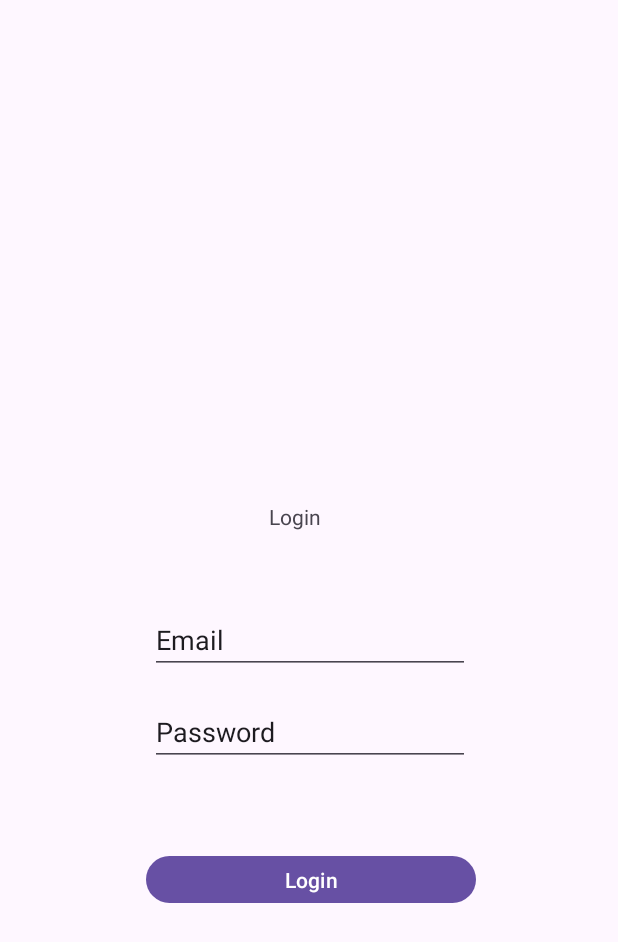
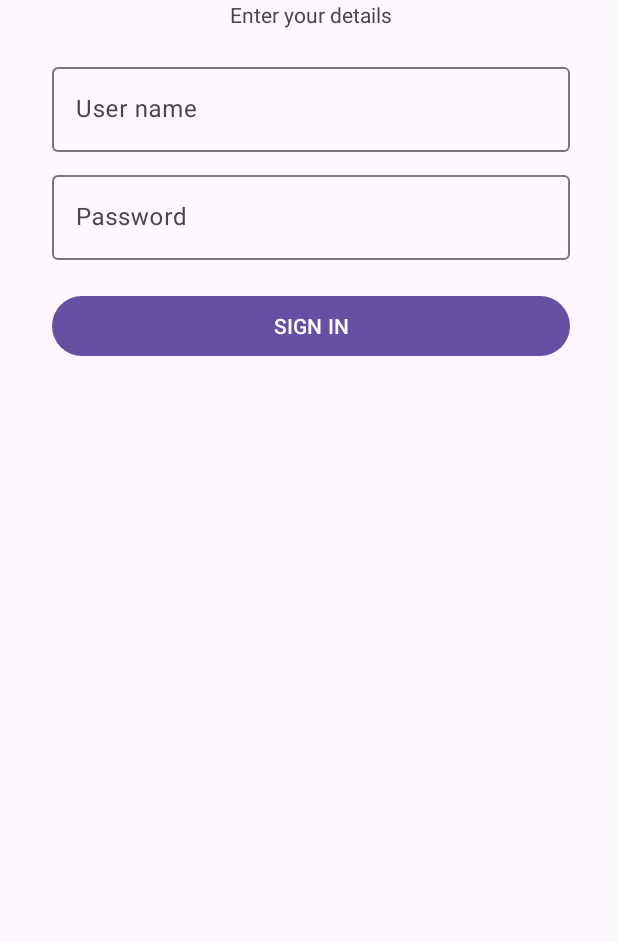
Before and after one commit to Hasitha-Su/Nihon-Ninja, an Android app: the screen it shows after launch (MainActivity), after a tap on "I ALREADY HAVE AN ACCOUNT", on a phone screen of 412 x 824 dp. Shown: the top 942 px of the screen. Run offline under Robolectric (Android 15) with nearby library versions, the phone set to English and light mode, and no system bars; our stand-ins replace Dagger/Hilt's generated code, Room's generated code; network calls fail; 1 statement that could not run was skipped.

Commit message:
Update user login UI styling

```diff
--- a/app/src/main/res/layout/fragment_login.xml
+++ b/app/src/main/res/layout/fragment_login.xml
@@ -11,44 +11,61 @@
         android:id="@+id/textView2"
         android:layout_width="wrap_content"
         android:layout_height="wrap_content"
-        android:layout_marginStart="79dp"
-        android:layout_marginBottom="111dp"
-        android:text="Login"
-        app:layout_constraintBottom_toTopOf="@+id/editTextText2"
-        app:layout_constraintStart_toStartOf="@+id/editTextText" />
+        android:text="Enter your details"
+        app:layout_constraintEnd_toEndOf="parent"
+        app:layout_constraintStart_toStartOf="parent"
+        app:layout_constraintTop_toTopOf="parent"
+        app:layout_constraintVertical_bias="0.1" />
 
     <Button
         android:id="@+id/button2"
-        android:layout_width="220dp"
-        android:layout_height="39dp"
-        android:layout_marginBottom="123dp"
-        android:text="Login"
+        android:layout_width="0dp"
+        android:layout_height="wrap_content"
+        android:layout_marginStart="32dp"
+        android:layout_marginTop="20dp"
+        android:layout_marginEnd="32dp"
+        android:text="SIGN IN"
         app:layout_constraintBottom_toBottomOf="parent"
         app:layout_constraintEnd_toEndOf="parent"
-        app:layout_constraintStart_toStartOf="parent" />
+        app:layout_constraintHorizontal_bias="0.0"
+        app:layout_constraintStart_toStartOf="parent"
+        app:layout_constraintTop_toBottomOf="@+id/textInputLayout5"
+        app:layout_constraintVertical_bias="0.0" />
 
-    <EditText
-        android:id="@+id/editTextText"
-        android:layout_width="wrap_content"
+    <com.google.android.material.textfield.TextInputLayout
+        android:id="@+id/textInputLayout6"
+        android:layout_width="0dp"
         android:layout_height="wrap_content"
-        android:ems="10"
-        android:inputType="text"
-        android:text="Email"
-        app:layout_constraintBottom_toTopOf="@+id/editTextText2"
+        android:layout_marginStart="32dp"
+        android:layout_marginEnd="32dp"
+        android:layout_marginTop="20dp"
         app:layout_constraintEnd_toEndOf="parent"
-        app:layout_constraintHorizontal_bias="0.497"
         app:layout_constraintStart_toStartOf="parent"
-        app:layout_constraintTop_toBottomOf="@+id/textView2"
-        app:layout_constraintVertical_bias="0.757" />
+        app:layout_constraintTop_toBottomOf="@+id/textView2">
 
-    <EditText
-        android:id="@+id/editTextText2"
-        android:layout_width="wrap_content"
+        <com.google.android.material.textfield.TextInputEditText
+            android:id="@+id/editTextText"
+            android:layout_width="match_parent"
+            android:layout_height="wrap_content"
+            android:hint="User name" />
+    </com.google.android.material.textfield.TextInputLayout>
+
+    <com.google.android.material.textfield.TextInputLayout
+        android:id="@+id/textInputLayout5"
+        android:layout_width="0dp"
         android:layout_height="wrap_content"
-        android:layout_marginBottom="56dp"
-        android:ems="10"
-        android:inputType="text"
-        android:text="Password"
-        app:layout_constraintBottom_toTopOf="@+id/button2"
-        app:layout_constraintStart_toStartOf="@+id/editTextText" />
+        android:layout_marginStart="32dp"
+        android:layout_marginEnd="32dp"
+        android:layout_marginTop="10dp"
+        app:layout_constraintEnd_toEndOf="parent"
+        app:layout_constraintStart_toStartOf="parent"
+        app:layout_constraintTop_toBottomOf="@+id/textInputLayout6">
+
+        <com.google.android.material.textfield.TextInputEditText
+            android:id="@+id/editTextText2"
+            android:layout_width="match_parent"
+            android:layout_height="wrap_content"
+            android:hint="Password" />
+    </com.google.android.material.textfield.TextInputLayout>
+
 </androidx.constraintlayout.widget.ConstraintLayout>
```
